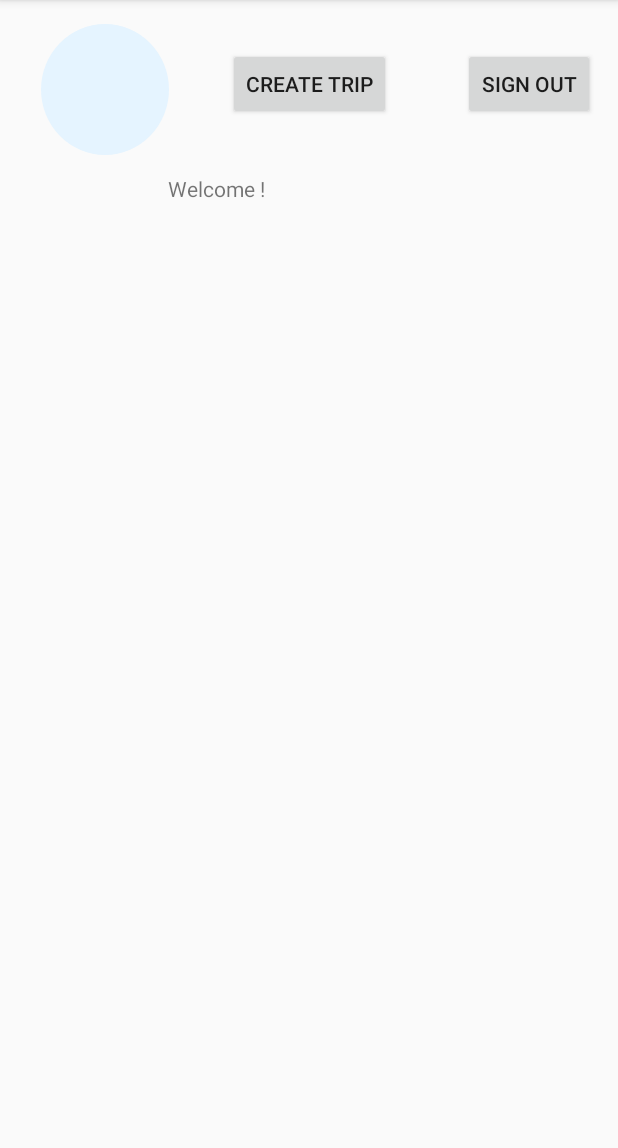
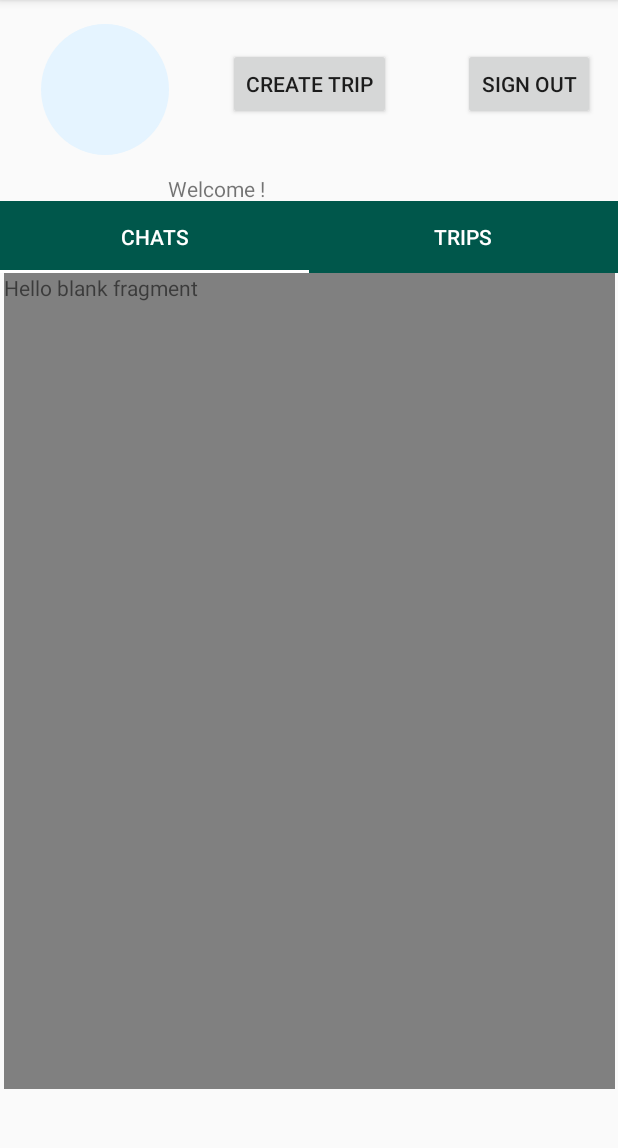
Before and after one commit to nzahara1/MAD_Assigments, an Android app: the screen it shows after launch once a user with an empty profile is signed in (TripActivity), on a phone screen of 412 x 824 dp, the part 84-1232 px from its top. Run offline under Robolectric (Android 15) with nearby library versions, the phone set to English and light mode, and no system bars; our stand-ins replace Firebase (no records; nobody signed in at launch, a user with empty details on screens opened directly), Picasso; 1 statement that could not run was skipped.

Commit message:
Trip/chat UI

```diff
--- a/HW07A/app/build.gradle
+++ b/HW07A/app/build.gradle
@@ -23,6 +23,7 @@ dependencies {
     implementation fileTree(dir: 'libs', include: ['*.jar'])
     implementation 'androidx.appcompat:appcompat:1.1.0'
     implementation 'androidx.constraintlayout:constraintlayout:1.1.3'
+    implementation 'androidx.legacy:legacy-support-v4:1.0.0'
     testImplementation 'junit:junit:4.12'
     androidTestImplementation 'androidx.test.ext:junit:1.1.1'
     androidTestImplementation 'androidx.test.espresso:espresso-core:3.2.0'
@@ -32,8 +33,9 @@ dependencies {
     implementation 'com.google.firebase:firebase-firestore:21.3.0'
     implementation 'com.google.android.gms:play-services-auth:17.0.0'
     implementation 'androidx.recyclerview:recyclerview:1.0.0'
-//    implementation 'com.android.support:support-v4:27.1.1'
-//    implementation 'com.android.support:design:27.1.1'
+    //implementation 'com.android.support:support-v4:27.1.1'
+//   / implementation 'com.android.support:design:27.1.1'
+    implementation 'com.android.support:design:26.0.+'
 //    implementation 'com.google.firebase:firebase-database:21.3.0'
     implementation 'com.google.firebase:firebase-core:17.2.1'
     //  implementation 'com.rengwuxian.materialedittext:library:2.1.4'
--- /dev/null
+++ b/HW07A/app/src/main/java/com/example/hw07a/ChatsFragment.java
@@ -0,0 +1,22 @@
+package com.example.hw07a;
+
+import android.content.Context;
+import android.net.Uri;
+import android.os.Bundle;
+
+import androidx.fragment.app.Fragment;
+
+import android.view.LayoutInflater;
+import android.view.View;
+import android.view.ViewGroup;
+
+
+public class ChatsFragment extends Fragment {
+
+    @Override
+    public View onCreateView(LayoutInflater inflater, ViewGroup container,
+                             Bundle savedInstanceState) {
+        // Inflate the layout for this fragment
+        return inflater.inflate(R.layout.fragment_chats, container, false);
+    }
+}
--- a/HW07A/app/src/main/java/com/example/hw07a/TripActivity.java
+++ b/HW07A/app/src/main/java/com/example/hw07a/TripActivity.java
@@ -1,7 +1,13 @@
 package com.example.hw07a;
 
 import androidx.annotation.NonNull;
+import androidx.annotation.Nullable;
 import androidx.appcompat.app.AppCompatActivity;
+import androidx.fragment.app.Fragment;
+import androidx.fragment.app.FragmentActivity;
+import androidx.fragment.app.FragmentManager;
+import androidx.fragment.app.FragmentPagerAdapter;
+import androidx.viewpager.widget.ViewPager;
 
 import android.content.Intent;
 import android.os.Bundle;
@@ -13,6 +19,7 @@ import android.widget.Toast;
 
 import com.google.android.gms.tasks.OnFailureListener;
 import com.google.android.gms.tasks.OnSuccessListener;
+import com.google.android.material.tabs.TabLayout;
 import com.google.firebase.auth.FirebaseAuth;
 import com.google.firebase.auth.FirebaseUser;
 import com.google.firebase.firestore.DocumentReference;
@@ -20,6 +27,8 @@ import com.google.firebase.firestore.DocumentSnapshot;
 import com.google.firebase.firestore.FirebaseFirestore;
 import com.google.firebase.storage.FirebaseStorage;
 import com.squareup.picasso.Picasso;
+
+import java.util.ArrayList;
 
 public class TripActivity extends AppCompatActivity {
 
@@ -31,6 +40,9 @@ public class TripActivity extends AppCompatActivity {
         setContentView(R.layout.activity_trip);
         final Intent intent = getIntent();
         final ImageView imageView = findViewById(R.id.profile_id);
+        TabLayout tabLayout = findViewById(R.id.tab_layout);
+        ViewPager viewPager = findViewById(R.id.view_pager);
+
         if (intent != null) {
             TextView userName = findViewById(R.id.user_id);
             FirebaseAuth auth = LoginActivity.mAuth;
@@ -81,5 +93,47 @@ public class TripActivity extends AppCompatActivity {
                 }
             });
         }
+
+        ViewPageradapter viewPageradapter = new ViewPageradapter(getSupportFragmentManager());
+        viewPageradapter.addFragment(new ChatsFragment(), "Chats");
+        viewPageradapter.addFragment(new TripFragment(), "Trips");
+
+        viewPager.setAdapter(viewPageradapter);
+        tabLayout.setupWithViewPager(viewPager);
+    }
+
+    class ViewPageradapter extends FragmentPagerAdapter {
+
+        private ArrayList<Fragment> fragments;
+
+        private ArrayList<String> titles;
+
+        ViewPageradapter(FragmentManager fm) {
+            super(fm);
+            this.fragments = new ArrayList<>();
+            this.titles = new ArrayList<>();
+        }
+
+        @NonNull
+        @Override
+        public Fragment getItem(int position) {
+            return fragments.get(position);
+        }
+
+        @Override
+        public int getCount() {
+            return fragments.size();
+        }
+
+        private void addFragment(Fragment fragment, String title) {
+            fragments.add(fragment);
+            titles.add(title);
+        }
+
+        @Nullable
+        @Override
+        public CharSequence getPageTitle(int position) {
+            return titles.get(position);
+        }
     }
 }
--- /dev/null
+++ b/HW07A/app/src/main/java/com/example/hw07a/TripFragment.java
@@ -0,0 +1,22 @@
+package com.example.hw07a;
+
+import android.content.Context;
+import android.net.Uri;
+import android.os.Bundle;
+
+import androidx.fragment.app.Fragment;
+
+import android.view.LayoutInflater;
+import android.view.View;
+import android.view.ViewGroup;
+
+
+public class TripFragment extends Fragment {
+
+    @Override
+    public View onCreateView(LayoutInflater inflater, ViewGroup container,
+                             Bundle savedInstanceState) {
+        // Inflate the layout for this fragment
+        return inflater.inflate(R.layout.fragment_trip, container, false);
+    }
+}
--- a/HW07A/app/src/main/res/layout/activity_trip.xml
+++ b/HW07A/app/src/main/res/layout/activity_trip.xml
@@ -26,14 +26,14 @@
         app:layout_constraintStart_toEndOf="@+id/create_trip_btn"
         app:layout_constraintTop_toTopOf="parent" />
 
-    <androidx.recyclerview.widget.RecyclerView
-        android:id="@+id/recycler_view"
-        android:layout_width="387dp"
-        android:layout_height="547dp"
-        android:layout_marginStart="16dp"
-        android:layout_marginTop="36dp"
-        app:layout_constraintStart_toStartOf="parent"
-        app:layout_constraintTop_toBottomOf="@+id/user_id" />
+    <!--    <androidx.recyclerview.widget.RecyclerView-->
+    <!--        android:id="@+id/recycler_view"-->
+    <!--        android:layout_width="387dp"-->
+    <!--        android:layout_height="547dp"-->
+    <!--        android:layout_marginStart="16dp"-->
+    <!--        android:layout_marginTop="36dp"-->
+    <!--        app:layout_constraintStart_toStartOf="parent"-->
+    <!--        app:layout_constraintTop_toBottomOf="@+id/user_id" />-->
 
     <TextView
         android:id="@+id/user_id"
@@ -54,4 +54,37 @@
         app:layout_constraintStart_toStartOf="parent"
         app:layout_constraintTop_toTopOf="parent"
         app:srcCompat="@drawable/circle" />
+
+    <!--    <android.support.design.widget.TabLayout-->
+<!--        android:id="@id/tab_layout"-->
+<!--        android:layout_width="match_parent"-->
+<!--        android:layout_height="wrap-content"-->
+<!--        android:layout_marginTop="24dp"-->
+<!--        android:background="@color/colorPrimaryDark"-->
+<!--        app:layout_constraintStart_toStartOf="parent"-->
+<!--        app:layout_constraintTop_toBottomOf="@+id/user_id"-->
+<!--        app:tabIndicatorColor="@color/colorPrimaryDark"-->
+<!--        app:tabSelectedTextColor="@color/colorPrimaryDark"-->
+<!--        app:tabTextColor="@color/colorPrimaryDark" />-->
+
+    <com.google.android.material.tabs.TabLayout
+        android:id="@+id/tab_layout"
+        android:layout_width="match_parent"
+        android:layout_height="wrap_content"
+        android:background="@color/colorPrimaryDark"
+        app:layout_constraintStart_toStartOf="parent"
+        app:layout_constraintTop_toBottomOf="@+id/user_id"
+        app:tabIndicatorColor="#fff"
+        app:tabSelectedTextColor="#fff"
+        app:tabTextColor="#fff" />
+
+    <androidx.viewpager.widget.ViewPager
+        android:id="@+id/view_pager"
+        android:layout_width="407dp"
+        android:layout_height="544dp"
+        app:layout_behavior="@string/appbar_scrolling_view_behavior"
+        app:layout_constraintEnd_toEndOf="parent"
+        app:layout_constraintStart_toStartOf="parent"
+        app:layout_constraintTop_toBottomOf="@+id/tab_layout" />
+
 </androidx.constraintlayout.widget.ConstraintLayout>
--- /dev/null
+++ b/HW07A/app/src/main/res/layout/fragment_chats.xml
@@ -0,0 +1,15 @@
+<?xml version="1.0" encoding="utf-8"?>
+<FrameLayout xmlns:android="http://schemas.android.com/apk/res/android"
+    xmlns:tools="http://schemas.android.com/tools"
+    android:layout_width="match_parent"
+    android:layout_height="match_parent"
+    android:background="#808080"
+    tools:context=".ChatsFragment">
+
+    <!-- TODO: Update blank fragment layout -->
+    <TextView
+        android:layout_width="match_parent"
+        android:layout_height="match_parent"
+        android:text="@string/hello_blank_fragment" />
+
+</FrameLayout>
--- /dev/null
+++ b/HW07A/app/src/main/res/layout/fragment_trip.xml
@@ -0,0 +1,15 @@
+<?xml version="1.0" encoding="utf-8"?>
+<FrameLayout xmlns:android="http://schemas.android.com/apk/res/android"
+    xmlns:tools="http://schemas.android.com/tools"
+    android:layout_width="match_parent"
+    android:layout_height="match_parent"
+    android:background="#d97a7a"
+    tools:context=".TripFragment">
+
+    <!-- TODO: Update blank fragment layout -->
+    <TextView
+        android:layout_width="match_parent"
+        android:layout_height="match_parent"
+        android:text="@string/hello_blank_fragment" />
+
+</FrameLayout>
--- a/HW07A/app/src/main/res/values/strings.xml
+++ b/HW07A/app/src/main/res/values/strings.xml
@@ -16,4 +16,7 @@
     <string name="chatname" />
     <string name="tripcreatebtn">Trip Create</string>
     <string name="userid" />
+
+    <!-- TODO: Remove or change this placeholder text -->
+    <string name="hello_blank_fragment">Hello blank fragment</string>
 </resources>
```
Also changed, not shown: 1 other file.
